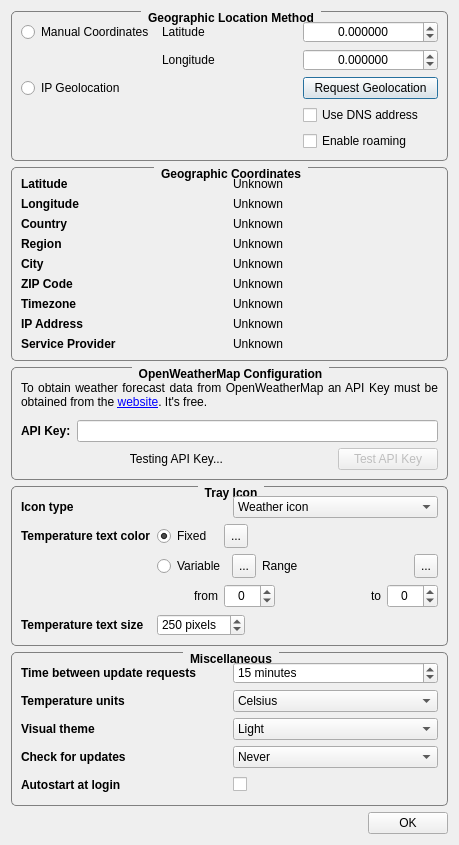
Before: the Qt Designer form ConfigurationDialog.ui in FelixdelasPozas/TrayWeather, drawn with Qt 5.
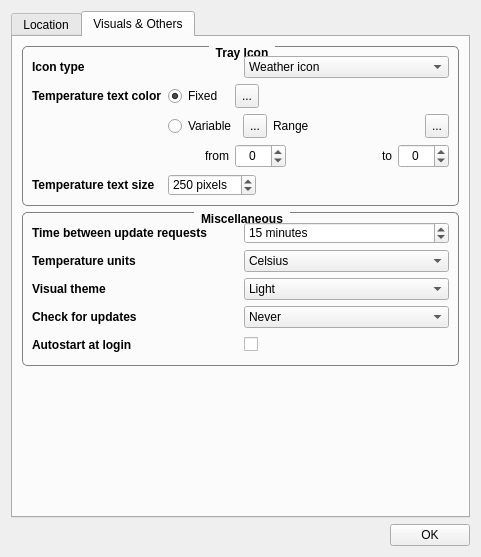
After: the same form once the commit is applied. The open tabs and pages were chosen to show the change. Icons and pictures are not drawn.

Commit message: Use tabs in ConfigurationDialog to reduce its size.

```diff
--- a/ConfigurationDialog.ui
+++ b/ConfigurationDialog.ui
@@ -6,8 +6,8 @@
    <rect>
     <x>0</x>
     <y>0</y>
-    <width>450</width>
-    <height>845</height>
+    <width>474</width>
+    <height>557</height>
    </rect>
   </property>
   <property name="windowTitle">
@@ -20,7 +20,20 @@
   <property name="modal">
    <bool>true</bool>
   </property>
-  <layout class="QVBoxLayout" name="verticalLayout" stretch="0,0,0,0,0,0">
+  <layout class="QVBoxLayout" name="verticalLayout" stretch="0,0">
+   <item>
+    <widget class="QTabWidget" name="m_tabWidget">
+     <property name="currentIndex">
+      <number>0</number>
+     </property>
+     <property name="documentMode">
+      <bool>false</bool>
+     </property>
+     <widget class="QWidget" name="tab">
+      <attribute name="title">
+       <string>Location</string>
+      </attribute>
+      <layout class="QVBoxLayout" name="verticalLayout_7">
    <item>
     <widget class="QGroupBox" name="groupBox_4">
      <property name="font">
@@ -441,7 +454,7 @@
       <item>
        <widget class="QLabel" name="label_10">
         <property name="text">
-         <string>&lt;html&gt;&lt;head/&gt;&lt;body&gt;&lt;p&gt;To obtain weather forecast data from OpenWeatherMap an API Key must be obtained from the &lt;a href=&quot;http://openweathermap.org/appid&quot;&gt;&lt;span style=&quot; text-decoration: underline; color:#0000ff;&quot;&gt;website&lt;/span&gt;&lt;/a&gt;. It's free.&lt;/p&gt;&lt;/body&gt;&lt;/html&gt;</string>
+             <string>&lt;html&gt;&lt;head/&gt;&lt;body&gt;&lt;p&gt;To obtain weather forecast data from OpenWeatherMap for your location an API Key must be obtained from the &lt;a href=&quot;http://openweathermap.org/appid&quot;&gt;&lt;span style=&quot; text-decoration: underline; color:#0000ff;&quot;&gt;website&lt;/span&gt;&lt;/a&gt;. It's free.&lt;/p&gt;&lt;/body&gt;&lt;/html&gt;</string>
         </property>
         <property name="textFormat">
          <enum>Qt::RichText</enum>
@@ -517,6 +530,13 @@
      </layout>
     </widget>
    </item>
+      </layout>
+     </widget>
+     <widget class="QWidget" name="tab_2">
+      <attribute name="title">
+       <string>Visuals &amp;&amp; Others</string>
+      </attribute>
+      <layout class="QVBoxLayout" name="verticalLayout_8">
    <item>
     <widget class="QGroupBox" name="groupBox">
      <property name="font">
@@ -1085,6 +1105,23 @@
        </layout>
       </item>
      </layout>
+        </widget>
+       </item>
+       <item>
+        <spacer name="verticalSpacer">
+         <property name="orientation">
+          <enum>Qt::Vertical</enum>
+         </property>
+         <property name="sizeHint" stdset="0">
+          <size>
+           <width>20</width>
+           <height>40</height>
+          </size>
+         </property>
+        </spacer>
+       </item>
+      </layout>
+     </widget>
     </widget>
    </item>
    <item>
```
Lines whose indentation alone changed are shown as unchanged. The commit also changes 5 other files.
